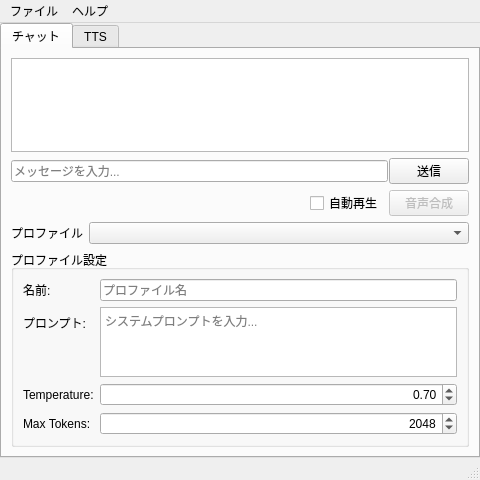
Qt form src/MainWindow.ui (mitayuki3/flexichat) before a commit.
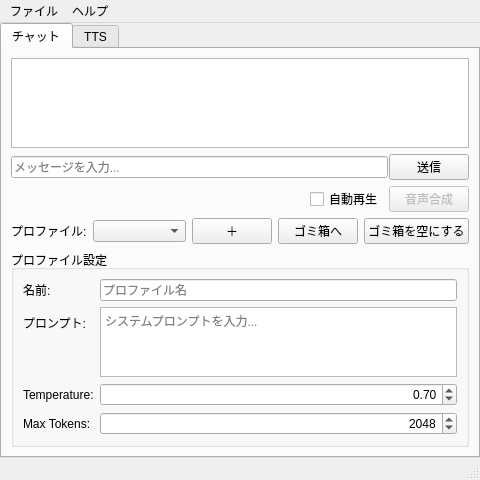
The same form after that commit.

Commit message:
プロファイル追加/ゴミ箱機能をチャットタブに追加し SettingsDialog を削除
- アイコンフィールドを SystemPromptProfile / 永続化から削除
- profilePromptEdit を縦に少し伸縮可能に、temperature/maxTokens を右寄せ
- プロファイル設定の保存を QTimer (600ms) でデバウンス、editingFinished で即時フラッシュ
- チャットタブに 追加(＋) / ゴミ箱へ / ゴミ箱を空にする ボタンを追加
- SystemPromptProfile に trashed フラグを追加し、AppSettings の読み書きにも反映
- SettingsDialog をプロジェクトから削除（CMake / main / MainWindow メニュー項目も含む）

```diff
--- a/src/MainWindow.ui
+++ b/src/MainWindow.ui
@@ -124,16 +124,53 @@
          </layout>
         </item>
         <item>
-         <layout class="QFormLayout" name="profileLayout">
-          <item row="0" column="0">
+         <layout class="QHBoxLayout" name="profileLayout">
+          <item>
            <widget class="QLabel" name="profileLabel">
             <property name="text">
-             <string>プロファイル</string>
+             <string>プロファイル:</string>
             </property>
            </widget>
           </item>
-          <item row="0" column="1">
-           <widget class="QComboBox" name="profileCombo"/>
+          <item>
+           <widget class="QComboBox" name="profileCombo">
+            <property name="sizePolicy">
+             <sizepolicy hsizetype="Expanding" vsizetype="Fixed">
+              <horstretch>1</horstretch>
+              <verstretch>0</verstretch>
+             </sizepolicy>
+            </property>
+           </widget>
+          </item>
+          <item>
+           <widget class="QPushButton" name="addProfileButton">
+            <property name="toolTip">
+             <string>プロファイルを新規追加</string>
+            </property>
+            <property name="text">
+             <string>＋</string>
+            </property>
+           </widget>
+          </item>
+          <item>
+           <widget class="QPushButton" name="trashProfileButton">
+            <property name="toolTip">
+             <string>現在のプロファイルをゴミ箱に入れる</string>
+            </property>
+            <property name="text">
+             <string>ゴミ箱へ</string>
+            </property>
+           </widget>
+          </item>
+          <item>
+           <widget class="QPushButton" name="emptyTrashButton">
+            <property name="toolTip">
+             <string>ゴミ箱内のプロファイルを完全に削除</string>
+            </property>
+            <property name="text">
+             <string>ゴミ箱を空にする</string>
+            </property>
+           </widget>
           </item>
          </layout>
         </item>
```
Left out of the diff: 7 changed lines with no effect on the pictures. The commit also changes 11 other files.
